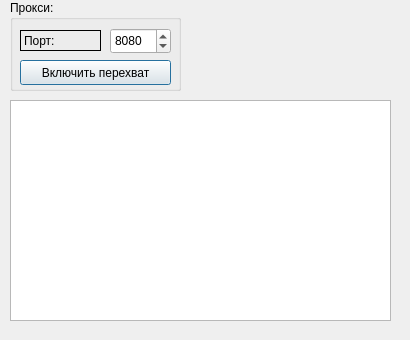
First picture: the form in dialog.ui, repository lgeffect/proxy, before the edit.
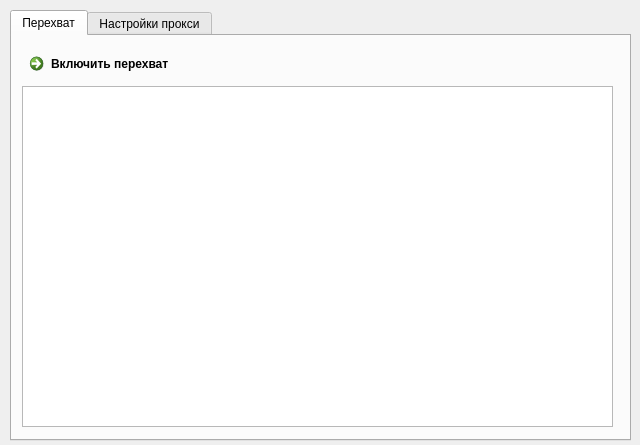
Second picture: the form after the edit.

Commit message: Почти прокси)

What changed in the file:
```diff
--- a/dialog.ui
+++ b/dialog.ui
@@ -6,29 +6,66 @@
    <rect>
     <x>0</x>
     <y>0</y>
-    <width>410</width>
-    <height>340</height>
+    <width>640</width>
+    <height>445</height>
    </rect>
   </property>
   <property name="windowTitle">
    <string>Dialog</string>
   </property>
+  <widget class="QTabWidget" name="menuTabs">
+   <property name="geometry">
+    <rect>
+     <x>10</x>
+     <y>10</y>
+     <width>621</width>
+     <height>431</height>
+    </rect>
+   </property>
+   <property name="currentIndex">
+    <number>0</number>
+   </property>
+   <widget class="QWidget" name="tab">
+    <attribute name="title">
+     <string>Перехват</string>
+    </attribute>
   <widget class="QTextEdit" name="textEdit">
    <property name="geometry">
     <rect>
      <x>10</x>
-     <y>100</y>
-     <width>381</width>
-     <height>221</height>
+       <y>50</y>
+       <width>591</width>
+       <height>341</height>
     </rect>
    </property>
   </widget>
+    <widget class="QCommandLinkButton" name="commandLinkButton">
+     <property name="geometry">
+      <rect>
+       <x>10</x>
+       <y>10</y>
+       <width>168</width>
+       <height>31</height>
+      </rect>
+     </property>
+     <property name="text">
+      <string>Включить перехват</string>
+     </property>
+     <property name="checkable">
+      <bool>true</bool>
+     </property>
+    </widget>
+   </widget>
+   <widget class="QWidget" name="tab_2">
+    <attribute name="title">
+     <string>Настройки прокси</string>
+    </attribute>
   <widget class="QGroupBox" name="groupBox">
    <property name="geometry">
     <rect>
      <x>10</x>
-     <y>0</y>
-     <width>171</width>
+       <y>10</y>
+       <width>181</width>
      <height>91</height>
     </rect>
    </property>
@@ -40,12 +77,12 @@
      <rect>
       <x>10</x>
       <y>60</y>
-      <width>151</width>
+        <width>161</width>
       <height>25</height>
      </rect>
     </property>
     <property name="text">
-     <string>Включить перехват</string>
+       <string>Включить прокси сервер</string>
     </property>
     <property name="checkable">
      <bool>true</bool>
@@ -54,8 +91,8 @@
    <widget class="QSpinBox" name="proxyPort">
     <property name="geometry">
      <rect>
-      <x>100</x>
-      <y>28</y>
+        <x>110</x>
+        <y>30</y>
       <width>61</width>
       <height>26</height>
      </rect>
@@ -85,6 +122,8 @@
     <property name="text">
      <string>Порт:</string>
     </property>
+     </widget>
+    </widget>
    </widget>
   </widget>
  </widget>
```
Left out of the diff: 2 changed lines with no effect on the pictures. Lines whose indentation alone changed are shown as unchanged. The commit also changes 3 other files.
